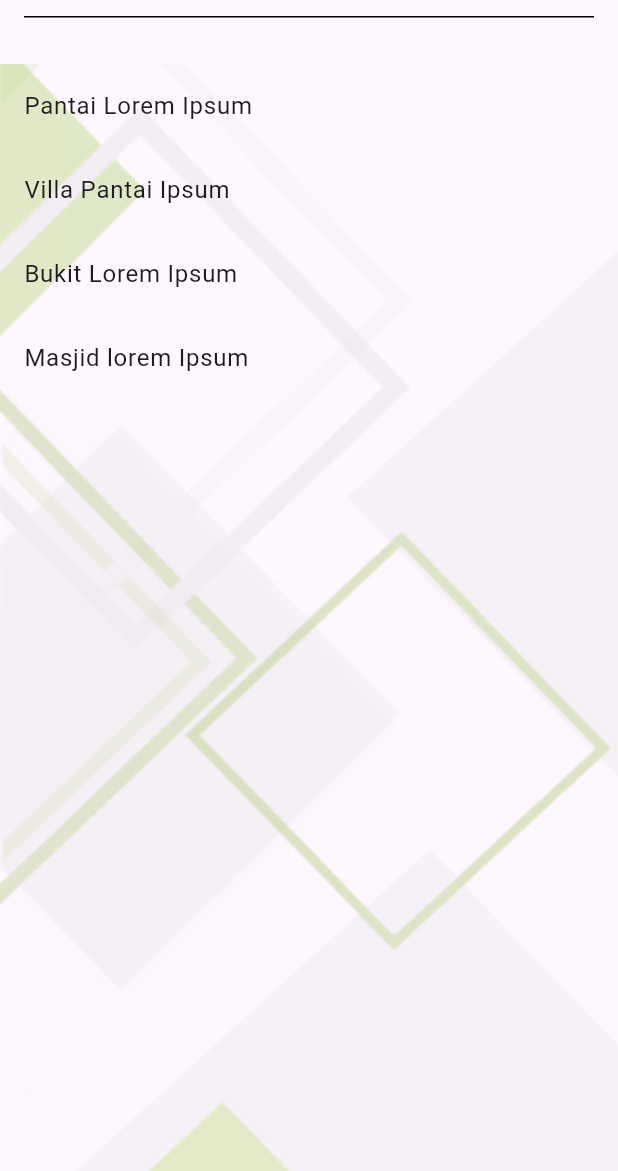
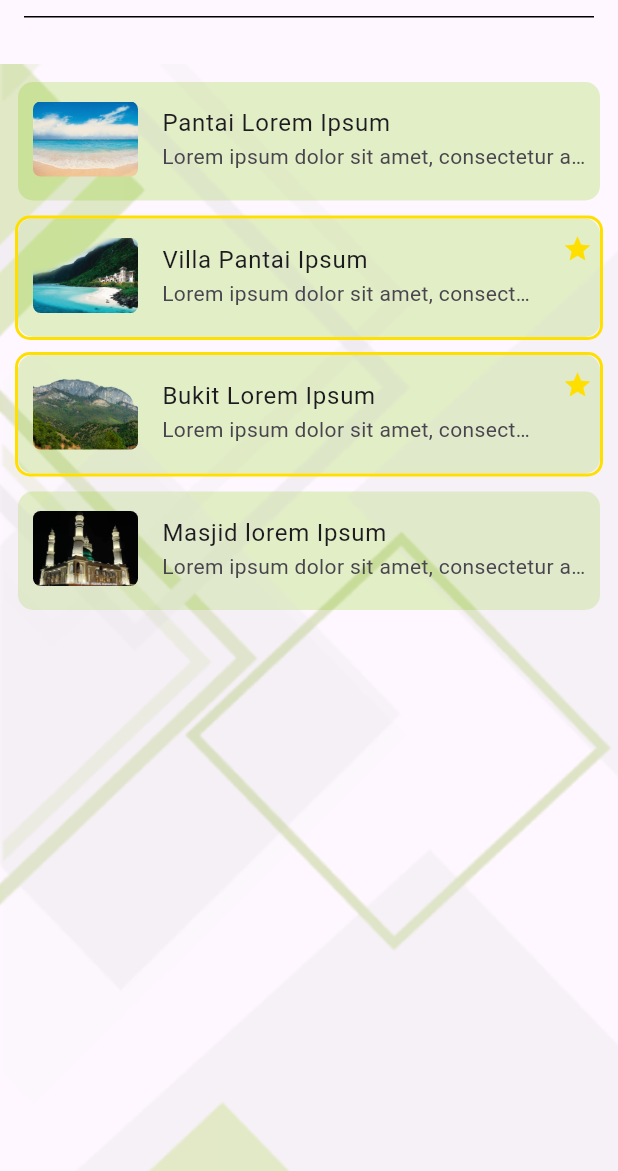
Before and after one commit to AlninoDP/wisata_desa, a Flutter app: the screen it shows after launch, on a phone screen of 412 x 824 dp, the part 65-1236 px from its top. Run offline on Flutter 3.47's test engine with Material 3 defaults, Android fonts, the phone set to English and light mode, and no system bars; our stand-ins replace carousel_slider.

Commit message:
added tempat wisata page

```diff
--- a/lib/data/repositories/location_marker_repo_mock.dart
+++ b/lib/data/repositories/location_marker_repo_mock.dart
@@ -1,9 +1,8 @@
 import 'package:flutter/material.dart';
 import 'package:wisata_desa/models/location_marker.dart';
 
-const deskripsiPlaceholder = '''
-  Lorem ipsum dolor sit amet, consectetur adipiscing elit.
-  Suspendisse sodales maximus sapien eget dapibus.
+const deskripsiPlaceholder =
+    '''Lorem ipsum dolor sit amet, consectetur adipiscing elit. Suspendisse sodales maximus sapien eget dapibus.
   Aliquam sem quam, lobortis volutpat blandit vitae, sagittis auctor purus.
   Nullam non est ultricies, imperdiet lorem non, consectetur eros.
   Mauris faucibus et purus quis varius. Curabitur non mi mi.
@@ -27,6 +26,7 @@ class LocationMarkerRepoMock {
       imgPath: 'assets/images/img_wisata_2.png',
       lat: '-6.203412384399042',
       long: ' 107.00444188838668',
+      isReccomended: true,
     ),
     LocationMarker(
       namaLokasi: 'Bukit Lorem Ipsum',
@@ -34,6 +34,7 @@ class LocationMarkerRepoMock {
       imgPath: 'assets/images/img_wisata_3.png',
       lat: '-6.206770585140509',
       long: '107.01853949364995',
+      isReccomended: true,
     ),
     LocationMarker(
       namaLokasi: 'Masjid lorem Ipsum',
--- a/lib/models/location_marker.dart
+++ b/lib/models/location_marker.dart
@@ -4,7 +4,7 @@ class LocationMarker {
   final String imgPath;
   final String lat;
   final String long;
-  final bool isReccomended = false;
+  final bool isReccomended;
 
   LocationMarker({
     required this.namaLokasi,
@@ -12,5 +12,6 @@ class LocationMarker {
     required this.imgPath,
     required this.lat,
     required this.long,
+    this.isReccomended = false,
   });
 }
--- a/lib/views/tempat_wisata/tempat_wisata_page.dart
+++ b/lib/views/tempat_wisata/tempat_wisata_page.dart
@@ -28,12 +28,59 @@ class TempatWisataPage extends StatelessWidget {
       body: AppBackground(
         child: Consumer<ListWisataProvider>(
           builder: (context, provider, _) {
-            return ListView.builder(
+            return ListView.separated(
+              padding: const EdgeInsets.all(10),
+              separatorBuilder: (context, index) {
+                return const SizedBox(height: 8);
+              },
               itemCount: provider.locationMarkers.length,
               itemBuilder: (context, index) {
                 final item = provider.locationMarkers[index];
-                return ListTile(
-                  title: Text(item.namaLokasi),
+                return Container(
+                  decoration: BoxDecoration(
+                      borderRadius: BorderRadius.circular(10),
+                      border: Border.all(
+                        width: 2,
+                        color: (item.isReccomended == true)
+                            ? const Color(0xffFFDF00)
+                            : Colors.transparent,
+                      )),
+                  child: ListTile(
+                    shape: RoundedRectangleBorder(
+                        borderRadius: BorderRadius.circular(10)),
+                    tileColor: const Color(0xffE2EEC6),
+                    contentPadding: const EdgeInsets.fromLTRB(10, 2, 5, 5),
+                    title: Text(item.namaLokasi),
+                    subtitle: Text(
+                      item.deskripsiLokasi,
+                      maxLines: 1,
+                      overflow: TextOverflow.ellipsis,
+                    ),
+                    leading: Container(
+                      width: 70,
+                      height: 50,
+                      decoration: BoxDecoration(
+                        borderRadius: BorderRadius.circular(5),
+                        image: DecorationImage(
+                          image: AssetImage(item.imgPath),
+                          fit: BoxFit.cover,
+                        ),
+                      ),
+                    ),
+                    trailing: (item.isReccomended == true)
+                        ? const Column(
+                            mainAxisAlignment: MainAxisAlignment.start,
+                            children: [
+                              Icon(
+                                Icons.star,
+                                color: Color(0xffFFDF00),
+                                size: 20,
+                              ),
+                            ],
+                          )
+                        : null,
+                    onTap: () {},
+                  ),
                 );
               },
             );
```
